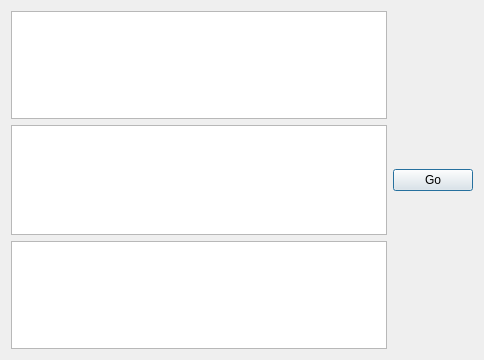
Qt form src/mainwindow.ui (pawliczka/optymalizacja) before a commit.
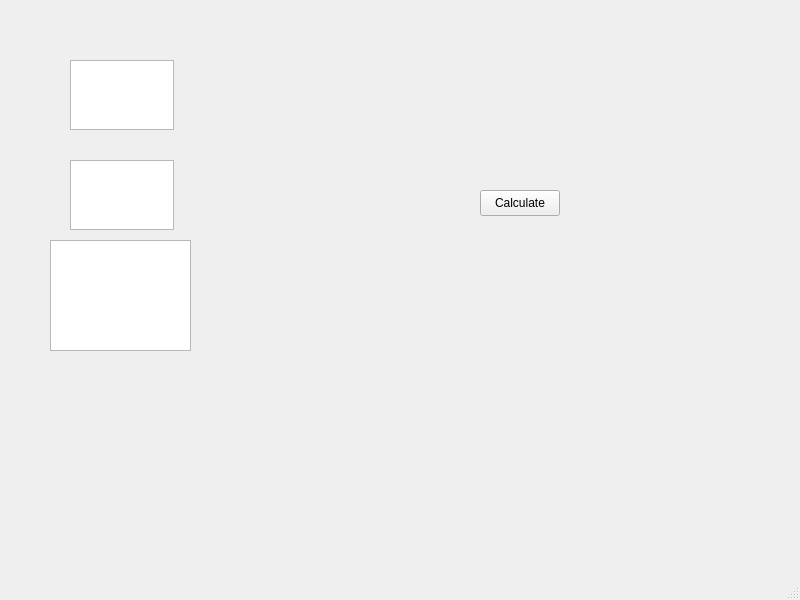
The same form after that commit.

The edit to the form file:
```diff
--- a/src/mainwindow.ui
+++ b/src/mainwindow.ui
@@ -1,43 +1,74 @@
 <?xml version="1.0" encoding="UTF-8"?>
 <ui version="4.0">
- <class>mainWindow</class>
- <widget class="QDialog" name="mainWindow">
+ <class>MainWindow</class>
+ <widget class="QMainWindow" name="MainWindow">
   <property name="geometry">
    <rect>
     <x>0</x>
     <y>0</y>
-    <width>484</width>
-    <height>360</height>
+    <width>800</width>
+    <height>600</height>
    </rect>
   </property>
   <property name="windowTitle">
    <string>Dialog</string>
   </property>
-  <layout class="QGridLayout" name="gridLayout_2">
-   <item row="1" column="0">
-    <widget class="QPlainTextEdit" name="text_edit">
-     <property name="minimumSize">
-      <size>
-       <width>0</width>
-       <height>110</height>
-      </size>
-     </property>
-    </widget>
-   </item>
-   <item row="1" column="1">
-    <widget class="QPushButton" name="btn_go">
-     <property name="text">
-      <string>Go</string>
-     </property>
-    </widget>
-   </item>
-   <item row="3" column="0">
-    <widget class="QTextBrowser" name="text_display"/>
-   </item>
-   <item row="0" column="0">
-    <widget class="QPlainTextEdit" name="text_objFun"/>
-   </item>
-  </layout>
+  <widget class="QWidget" name="centralwidget">
+   <widget class="QPushButton" name="btn_calc">
+    <property name="geometry">
+     <rect>
+      <x>480</x>
+      <y>190</y>
+      <width>80</width>
+      <height>26</height>
+     </rect>
+    </property>
+    <property name="text">
+     <string>Calculate</string>
+    </property>
+   </widget>
+   <widget class="QPlainTextEdit" name="text_objFun">
+    <property name="geometry">
+     <rect>
+      <x>70</x>
+      <y>60</y>
+      <width>104</width>
+      <height>70</height>
+     </rect>
+    </property>
+   </widget>
+   <widget class="QPlainTextEdit" name="text_conFun">
+    <property name="geometry">
+     <rect>
+      <x>70</x>
+      <y>160</y>
+      <width>104</width>
+      <height>70</height>
+     </rect>
+    </property>
+   </widget>
+   <widget class="QTextBrowser" name="disp_logger">
+    <property name="geometry">
+     <rect>
+      <x>50</x>
+      <y>240</y>
+      <width>141</width>
+      <height>111</height>
+     </rect>
+    </property>
+   </widget>
+  </widget>
+  <widget class="QMenuBar" name="menubar">
+   <property name="geometry">
+    <rect>
+     <x>0</x>
+     <y>0</y>
+     <width>800</width>
+     <height>23</height>
+    </rect>
+   </property>
+  </widget>
+  <widget class="QStatusBar" name="statusbar"/>
  </widget>
  <resources/>
  <connections/>
```
Left out of the diff: 2 changed lines with no effect on the pictures.
